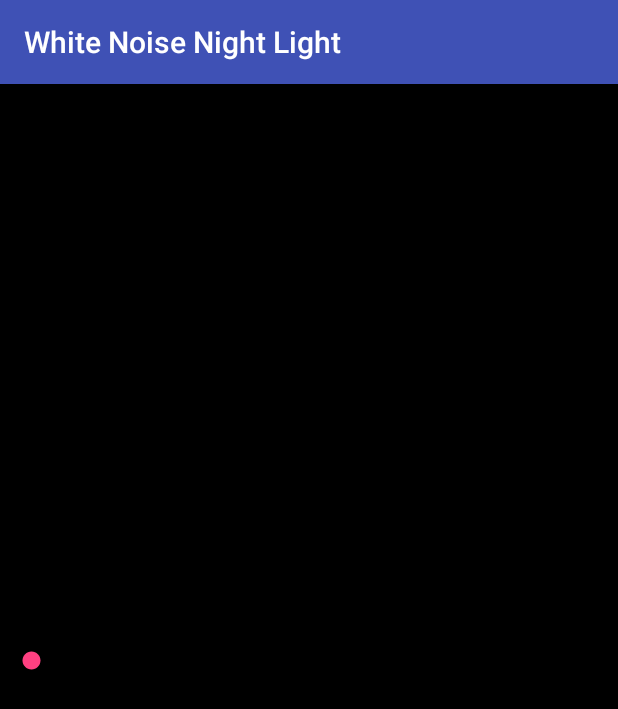
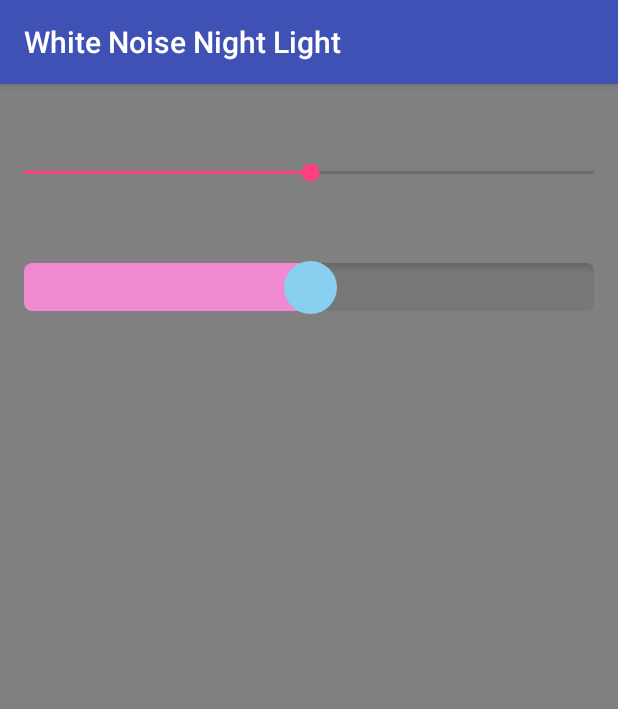
Before and after one commit to bobzurad/WhiteNoiseNightLight, an Android app: the screen it shows after launch (MainActivity), on a phone screen of 412 x 824 dp. Shown: the top 709 px of the screen. Run offline under Robolectric (Android 15) with nearby library versions, the phone set to English and light mode, and no system bars.

Commit message:
experimenting with seekbar styles

```diff
--- a/Android/app/src/main/java/net/zurad/bob/whitenoisenightlight/MainActivity.java
+++ b/Android/app/src/main/java/net/zurad/bob/whitenoisenightlight/MainActivity.java
@@ -1,14 +1,14 @@
 package net.zurad.bob.whitenoisenightlight;
 
 import android.graphics.Color;
-import android.support.constraint.ConstraintLayout;
 import android.support.v7.app.AppCompatActivity;
 import android.os.Bundle;
+import android.widget.LinearLayout;
 import android.widget.SeekBar;
 
 public class MainActivity extends AppCompatActivity {
 
-    ConstraintLayout _mainLayout;
+    LinearLayout _mainLayout;
     SeekBar _seekBar;
 
     @Override
@@ -16,7 +16,7 @@ public class MainActivity extends AppCompatActivity {
         super.onCreate(savedInstanceState);
         setContentView(R.layout.activity_main);
 
-        _mainLayout = (ConstraintLayout) findViewById(R.id.mainLayout);
+        _mainLayout = (LinearLayout) findViewById(R.id.mainLayout);
 
         _seekBar = (SeekBar) findViewById(R.id.seekBar);
         _seekBar.setOnSeekBarChangeListener(new SeekBar.OnSeekBarChangeListener() {
--- /dev/null
+++ b/Android/app/src/main/res/drawable/border_shadow.xml
@@ -0,0 +1,17 @@
+<?xml version="1.0" encoding="utf-8"?>
+<layer-list xmlns:android="http://schemas.android.com/apk/res/android">
+    <item>
+        <shape>
+            <corners
+                android:radius="5dp" />
+            <gradient
+                android:angle="270"
+                android:startColor="#33000000"
+                android:centerColor="#11000000"
+                android:endColor="#11000000"
+                android:centerY="0.2"
+                android:type="linear"
+                />
+        </shape>
+    </item>
+</layer-list>
--- /dev/null
+++ b/Android/app/src/main/res/drawable/custom_thumb.xml
@@ -0,0 +1,11 @@
+<?xml version="1.0" encoding="utf-8"?>
+<layer-list xmlns:android="http://schemas.android.com/apk/res/android">
+    <item>
+        <shape android:shape="oval">
+            <solid android:color="@color/babyBlue"/>
+            <size
+                android:width="35dp"
+                android:height="35dp"/>
+        </shape>
+    </item>
+</layer-list>
--- /dev/null
+++ b/Android/app/src/main/res/drawable/seekbar_progress.xml
@@ -0,0 +1,16 @@
+<?xml version="1.0" encoding="utf-8"?>
+<layer-list
+    xmlns:android="http://schemas.android.com/apk/res/android" >
+    <item
+        android:id="@+id/progressshape" >
+        <clip>
+            <shape
+                android:shape="rectangle" >
+                <size android:height="5dp"/>
+                <corners
+                    android:radius="5dp" />
+                <solid android:color="@color/babyPink"/>
+            </shape>
+        </clip>
+    </item>
+</layer-list>
--- /dev/null
+++ b/Android/app/src/main/res/drawable/seekbar_style.xml
@@ -0,0 +1,13 @@
+<?xml version="1.0" encoding="utf-8"?>
+<layer-list xmlns:android="http://schemas.android.com/apk/res/android" >
+    <item
+        android:id="@android:id/background"
+        android:drawable="@drawable/border_shadow" >
+    </item>
+
+    <item
+        android:id="@android:id/progress" >
+        <clip
+            android:drawable="@drawable/seekbar_progress" />
+    </item>
+</layer-list>
--- a/Android/app/src/main/res/layout/activity_main.xml
+++ b/Android/app/src/main/res/layout/activity_main.xml
@@ -1,23 +1,32 @@
 <?xml version="1.0" encoding="utf-8"?>
-<android.support.constraint.ConstraintLayout xmlns:android="http://schemas.android.com/apk/res/android"
+<LinearLayout
+    xmlns:android="http://schemas.android.com/apk/res/android"
     xmlns:app="http://schemas.android.com/apk/res-auto"
     xmlns:tools="http://schemas.android.com/tools"
     android:layout_width="match_parent"
     android:layout_height="match_parent"
+    android:orientation="vertical"
     android:id="@+id/mainLayout"
-    android:background="@color/black"
+    android:background="@color/startingBackgroundColor"
     tools:context="net.zurad.bob.whitenoisenightlight.MainActivity">
+
+    <SeekBar
+        android:layout_width="match_parent"
+        android:layout_height="wrap_content"
+        android:layout_marginTop="50dp"
+        android:max="255"
+        android:progress="128" />
 
     <SeekBar
         android:id="@+id/seekBar"
         android:layout_width="match_parent"
         android:layout_height="wrap_content"
         android:max="255"
-        android:progress="3"
-        app:layout_constraintBottom_toBottomOf="parent"
-        app:layout_constraintLeft_toLeftOf="parent"
-        app:layout_constraintRight_toRightOf="parent"
-        app:layout_constraintTop_toTopOf="parent" />
+        android:progress="128"
+        android:progressDrawable="@drawable/seekbar_style"
+        android:thumb="@drawable/custom_thumb"
+        android:splitTrack="false"
+        android:layout_marginTop="50dp"
+        android:layout_gravity="center_vertical"/>
 
-
-</android.support.constraint.ConstraintLayout>
+</LinearLayout>
--- a/Android/app/src/main/res/values/colors.xml
+++ b/Android/app/src/main/res/values/colors.xml
@@ -3,5 +3,9 @@
     <color name="colorPrimary">#3F51B5</color>
     <color name="colorPrimaryDark">#303F9F</color>
     <color name="colorAccent">#FF4081</color>
-    <color name="black">#000000</color>
+    <color name="startingBackgroundColor">#808080</color>
+    <color name="babyBlue">#89cff0</color>
+    <color name="babyPink">#f089cf</color>
+    <color name="babyGreen">#cff089</color>
+    <color name="babyOrange">#f0aa89</color>
 </resources>
```
